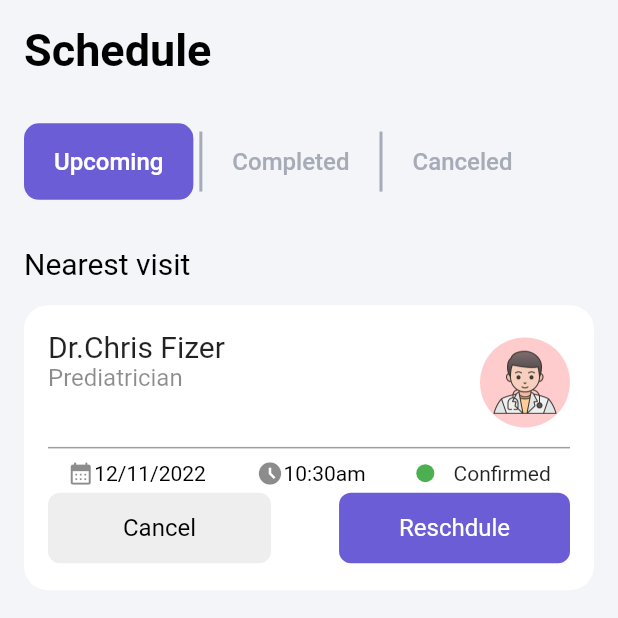
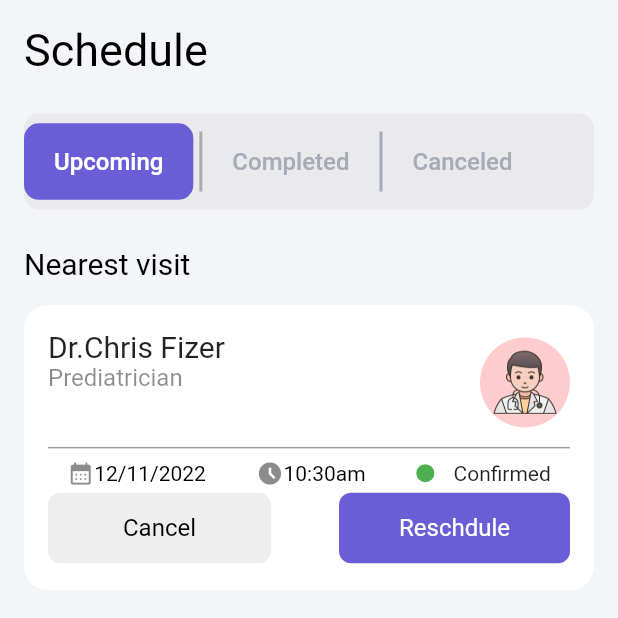
Before and after one commit to marufrobin/medical_app, a Flutter app: the screen it shows after launch, on a phone screen of 412 x 824 dp, the top half of it. Run offline on Flutter 3.47's test engine with Material 2 defaults, Android fonts, the phone set to English and light mode, and no system bars.

```diff
--- a/lib/home_page.dart
+++ b/lib/home_page.dart
@@ -21,7 +21,7 @@ class HomePage extends StatelessWidget {
               style: TextStyle(
                   fontSize: 30,
                   color: Colors.black,
-                  fontWeight: FontWeight.w600),
+                  fontWeight: FontWeight.w400),
             ),
             SizedBox(
               height: MediaQuery.of(context).size.height * 0.03,
@@ -182,7 +182,8 @@ class HomePage extends StatelessWidget {
       width: double.infinity,
       height: 64,
       decoration: BoxDecoration(
-          color: Color(0xffF4F5F9), borderRadius: BorderRadius.circular(10)),
+          color: Colors.grey.shade300.withOpacity(0.5),
+          borderRadius: BorderRadius.circular(10)),
       child: Row(
         children: [
           TextButton(
```
Also changed, not shown: images/3dotIcon.png (added), images/addIcon.png (added), images/locationIcon.png (added), images/massage1Icon.png (added), images/phoneIcon.png (added).
